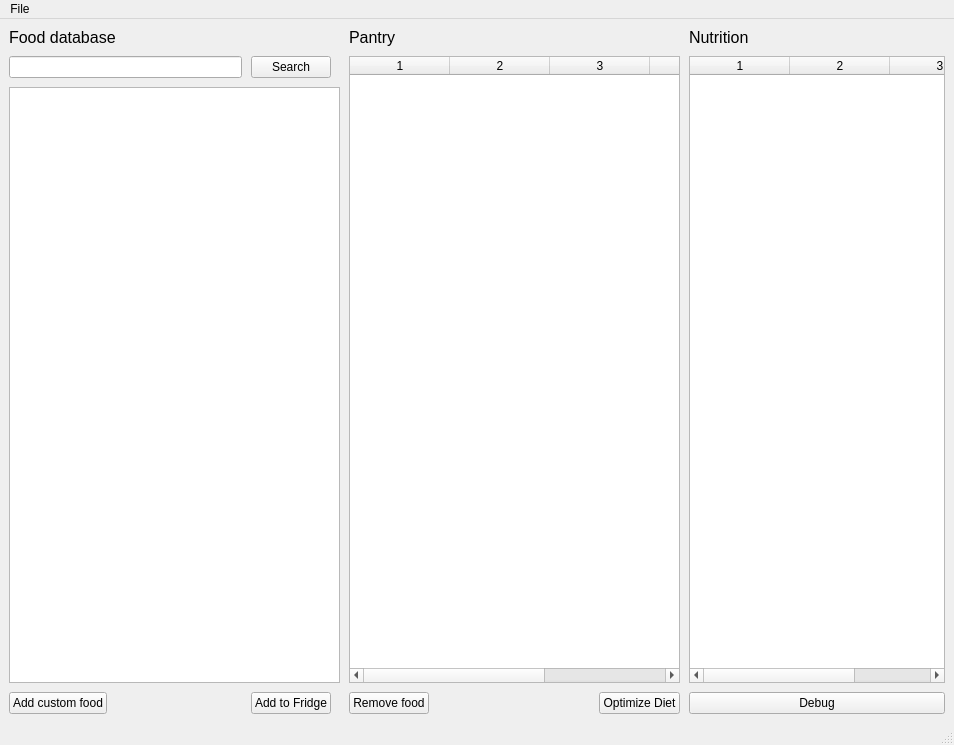
The window that ui_mainwindow.ui (josh-minch/spartan) describes before a commit, drawn with Qt 5.
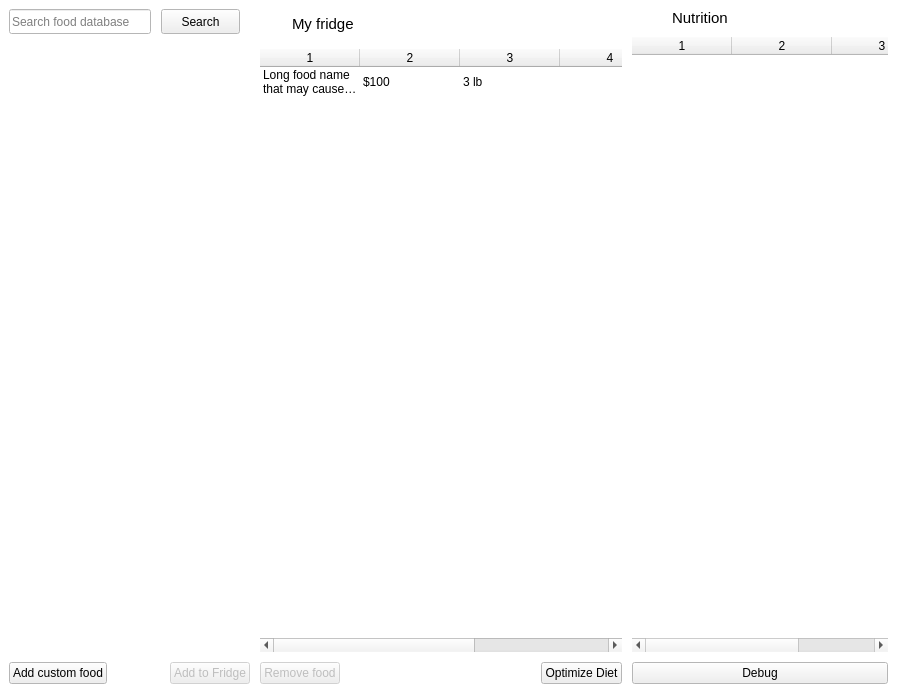
The same window after the commit. Icons and pictures are not drawn. Custom widgets are drawn as their Qt base class.

Commit message: Refresh ui color, layout, button ux

```diff
--- a/ui_mainwindow.ui
+++ b/ui_mainwindow.ui
@@ -6,121 +6,323 @@
    <rect>
     <x>0</x>
     <y>0</y>
-    <width>954</width>
-    <height>745</height>
+    <width>897</width>
+    <height>693</height>
    </rect>
   </property>
+  <property name="palette">
+   <palette>
+    <active>
+     <colorrole role="Window">
+      <brush brushstyle="SolidPattern">
+       <color alpha="255">
+        <red>255</red>
+        <green>255</green>
+        <blue>255</blue>
+       </color>
+      </brush>
+     </colorrole>
+    </active>
+    <inactive>
+     <colorrole role="Window">
+      <brush brushstyle="SolidPattern">
+       <color alpha="255">
+        <red>255</red>
+        <green>255</green>
+        <blue>255</blue>
+       </color>
+      </brush>
+     </colorrole>
+    </inactive>
+    <disabled>
+     <colorrole role="Window">
+      <brush brushstyle="SolidPattern">
+       <color alpha="255">
+        <red>255</red>
+        <green>255</green>
+        <blue>255</blue>
+       </color>
+      </brush>
+     </colorrole>
+    </disabled>
+   </palette>
+  </property>
+  <property name="font">
+   <font>
+    <family>Segoe UI</family>
+    <italic>false</italic>
+   </font>
+  </property>
   <property name="windowTitle">
    <string>Spartan</string>
   </property>
   <property name="windowIcon">
    <iconset>
-    <normaloff>icon_trimmed.png</normaloff>icon_trimmed.png</iconset>
+    <normaloff>images/icon_trimmed.png</normaloff>images/icon_trimmed.png</iconset>
+  </property>
+  <property name="autoFillBackground">
+   <bool>true</bool>
   </property>
   <widget class="QWidget" name="centralwidget">
-   <layout class="QHBoxLayout" name="horizontalLayout" stretch="1,1,0">
+   <property name="autoFillBackground">
+    <bool>true</bool>
+   </property>
+   <layout class="QHBoxLayout" name="horizontalLayout_5" stretch="2,3,0">
     <property name="spacing">
+     <number>10</number>
+    </property>
+    <property name="leftMargin">
      <number>9</number>
     </property>
     <item>
-     <layout class="QVBoxLayout" name="DatabaseLayout">
+     <layout class="QVBoxLayout" name="search_layout">
       <item>
-       <widget class="QLabel" name="DatabaseLabel">
-        <property name="sizePolicy">
-         <sizepolicy hsizetype="Preferred" vsizetype="Preferred">
-          <horstretch>0</horstretch>
-          <verstretch>0</verstretch>
-         </sizepolicy>
-        </property>
-        <property name="font">
-         <font>
-          <family>Segoe UI</family>
-          <pointsize>12</pointsize>
-          <weight>50</weight>
-          <bold>false</bold>
-         </font>
-        </property>
-        <property name="text">
-         <string>Food database</string>
-        </property>
-        <property name="alignment">
-         <set>Qt::AlignLeading|Qt::AlignLeft|Qt::AlignVCenter</set>
-        </property>
-       </widget>
-      </item>
-      <item>
-       <layout class="QGridLayout" name="gridLayout">
-        <item row="4" column="1">
-         <widget class="QPushButton" name="add_custom_food_btn">
-          <property name="text">
-           <string>Add custom food</string>
+       <layout class="QHBoxLayout" name="horizontalLayout_4">
+        <item>
+         <widget class="QLineEdit" name="search_box">
+          <property name="minimumSize">
+           <size>
+            <width>0</width>
+            <height>25</height>
+           </size>
+          </property>
+          <property name="placeholderText">
+           <string>Search food database</string>
           </property>
          </widget>
         </item>
-        <item row="0" column="3">
+        <item>
          <widget class="QPushButton" name="search_btn">
+          <property name="maximumSize">
+           <size>
+            <width>79</width>
+            <height>25</height>
+           </size>
+          </property>
           <property name="text">
            <string>Search</string>
           </property>
          </widget>
         </item>
-        <item row="1" column="1" colspan="4">
-         <widget class="QListWidget" name="search_list">
-          <property name="alternatingRowColors">
+        <item>
+         <spacer name="horizontalSpacer_3">
+          <property name="orientation">
+           <enum>Qt::Horizontal</enum>
+          </property>
+          <property name="sizeType">
+           <enum>QSizePolicy::Fixed</enum>
+          </property>
+          <property name="sizeHint" stdset="0">
+           <size>
+            <width>10</width>
+            <height>20</height>
+           </size>
+          </property>
+         </spacer>
+        </item>
+       </layout>
+      </item>
+      <item>
+       <spacer name="verticalSpacer">
+        <property name="orientation">
+         <enum>Qt::Vertical</enum>
+        </property>
+        <property name="sizeType">
+         <enum>QSizePolicy::Fixed</enum>
+        </property>
+        <property name="sizeHint" stdset="0">
+         <size>
+          <width>20</width>
+          <height>15</height>
+         </size>
+        </property>
+       </spacer>
+      </item>
+      <item>
+       <widget class="QDeselectableListWidget" name="search_list">
+        <property name="frameShape">
+         <enum>QFrame::NoFrame</enum>
+        </property>
+        <property name="editTriggers">
+         <set>QAbstractItemView::DoubleClicked|QAbstractItemView::EditKeyPressed|QAbstractItemView::SelectedClicked</set>
+        </property>
+        <property name="alternatingRowColors">
+         <bool>false</bool>
+        </property>
+        <property name="wordWrap">
+         <bool>true</bool>
+        </property>
+       </widget>
+      </item>
+      <item>
+       <layout class="QHBoxLayout" name="horizontalLayout_2">
+        <item>
+         <widget class="QPushButton" name="add_custom_food_btn">
+          <property name="enabled">
            <bool>true</bool>
           </property>
+          <property name="text">
+           <string>Add custom food</string>
+          </property>
          </widget>
         </item>
-        <item row="4" column="3">
+        <item>
+         <spacer name="horizontalSpacer_4">
+          <property name="orientation">
+           <enum>Qt::Horizontal</enum>
+          </property>
+          <property name="sizeHint" stdset="0">
+           <size>
+            <width>40</width>
+            <height>20</height>
+           </size>
+          </property>
+         </spacer>
+        </item>
+        <item>
          <widget class="QPushButton" name="add_to_fridge_btn">
+          <property name="enabled">
+           <bool>false</bool>
+          </property>
           <property name="text">
            <string>Add to Fridge</string>
           </property>
          </widget>
         </item>
-        <item row="4" column="2">
-         <spacer name="horizontalSpacer">
-          <property name="orientation">
-           <enum>Qt::Horizontal</enum>
-          </property>
-          <property name="sizeType">
-           <enum>QSizePolicy::Expanding</enum>
-          </property>
-          <property name="sizeHint" stdset="0">
-           <size>
-            <width>50</width>
-            <height>20</height>
-           </size>
-          </property>
-         </spacer>
-        </item>
-        <item row="0" column="1" colspan="2">
-         <widget class="QLineEdit" name="search_box"/>
-        </item>
        </layout>
       </item>
      </layout>
     </item>
     <item>
-     <layout class="QVBoxLayout" name="verticalLayout">
-      <property name="sizeConstraint">
-       <enum>QLayout::SetNoConstraint</enum>
-      </property>
+     <layout class="QVBoxLayout" name="fridge_layout">
       <item>
-       <widget class="QLabel" name="FridgeLabel">
-        <property name="font">
-         <font>
-          <family>Segoe UI</family>
-          <pointsize>12</pointsize>
-         </font>
-        </property>
-        <property name="text">
-         <string>Pantry</string>
-        </property>
-       </widget>
+       <layout class="QHBoxLayout" name="horizontalLayout">
+        <item>
+         <widget class="QLabel" name="label">
+          <property name="minimumSize">
+           <size>
+            <width>0</width>
+            <height>30</height>
+           </size>
+          </property>
+          <property name="maximumSize">
+           <size>
+            <width>22</width>
+            <height>30</height>
+           </size>
+          </property>
+          <property name="font">
+           <font>
+            <family>Segoe UI</family>
+            <pointsize>12</pointsize>
+            <italic>false</italic>
+           </font>
+          </property>
+          <property name="text">
+           <string/>
+          </property>
+          <property name="pixmap">
+           <pixmap>images/fridge.png</pixmap>
+          </property>
+          <property name="scaledContents">
+           <bool>false</bool>
+          </property>
+         </widget>
+        </item>
+        <item>
+         <widget class="QLabel" name="label_2">
+          <property name="font">
+           <font>
+            <family>Segoe UI</family>
+            <pointsize>11</pointsize>
+            <italic>false</italic>
+           </font>
+          </property>
+          <property name="text">
+           <string>My fridge</string>
+          </property>
+         </widget>
+        </item>
+       </layout>
       </item>
       <item>
-       <widget class="QTableWidget" name="fridge_table">
+       <widget class="QDeselectableTableWidget" name="fridge_table">
+        <property name="palette">
+         <palette>
+          <active>
+           <colorrole role="Highlight">
+            <brush brushstyle="SolidPattern">
+             <color alpha="255">
+              <red>218</red>
+              <green>236</green>
+              <blue>249</blue>
+             </color>
+            </brush>
+           </colorrole>
+           <colorrole role="HighlightedText">
+            <brush brushstyle="SolidPattern">
+             <color alpha="255">
+              <red>0</red>
+              <green>0</green>
+              <blue>0</blue>
+             </color>
+            </brush>
+           </colorrole>
+          </active>
+          <inactive>
+           <colorrole role="Highlight">
+            <brush brushstyle="SolidPattern">
+             <color alpha="255">
+              <red>218</red>
+              <green>236</green>
+              <blue>249</blue>
+             </color>
+            </brush>
+           </colorrole>
+           <colorrole role="HighlightedText">
+            <brush brushstyle="SolidPattern">
+             <color alpha="255">
+              <red>0</red>
+              <green>0</green>
+              <blue>0</blue>
+             </color>
+            </brush>
+           </colorrole>
+          </inactive>
+          <disabled>
+           <colorrole role="Highlight">
+            <brush brushstyle="SolidPattern">
+             <color alpha="255">
+              <red>0</red>
+              <green>120</green>
+              <blue>215</blue>
+             </color>
+            </brush>
+           </colorrole>
+           <colorrole role="HighlightedText">
+            <brush brushstyle="SolidPattern">
+             <color alpha="255">
+              <red>0</red>
+              <green>0</green>
+              <blue>0</blue>
+             </color>
+            </brush>
+           </colorrole>
+          </disabled>
+         </palette>
+        </property>
+        <property name="styleSheet">
+         <string notr="true">QTableWidget #fridge_table{
+	outline: 0;
+}
+</string>
+        </property>
+        <property name="frameShape">
+         <enum>QFrame::NoFrame</enum>
+        </property>
+        <property name="lineWidth">
+         <number>0</number>
+        </property>
         <property name="alternatingRowColors">
          <bool>true</bool>
         </property>
@@ -131,7 +333,7 @@
          <enum>Qt::SolidLine</enum>
         </property>
         <property name="rowCount">
-         <number>0</number>
+         <number>1</number>
         </property>
         <property name="columnCount">
          <number>5</number>
@@ -151,11 +353,31 @@
         <attribute name="verticalHeaderVisible">
          <bool>false</bool>
         </attribute>
+        <row>
+         <property name="text">
+          <string>sampleb</string>
+         </property>
+        </row>
         <column/>
         <column/>
         <column/>
         <column/>
         <column/>
+        <item row="0" column="0">
+         <property name="text">
+          <string>Long food name that may cause word wrap</string>
+         </property>
+        </item>
+        <item row="0" column="1">
+         <property name="text">
+          <string>$100</string>
+         </property>
+        </item>
+        <item row="0" column="2">
+         <property name="text">
+          <string>3 lb</string>
+         </property>
+        </item>
        </widget>
       </item>
       <item>
@@ -175,6 +397,9 @@
         </item>
         <item row="0" column="0">
          <widget class="QPushButton" name="remove_btn">
+          <property name="enabled">
+           <bool>false</bool>
+          </property>
           <property name="text">
            <string>Remove food</string>
           </property>
@@ -182,6 +407,9 @@
         </item>
         <item row="0" column="2">
          <widget class="QPushButton" name="optimize_btn">
+          <property name="styleSheet">
+           <string notr="true"/>
+          </property>
           <property name="text">
            <string>Optimize Diet</string>
           </property>
@@ -192,22 +420,134 @@
      </layout>
     </item>
     <item>
-     <layout class="QVBoxLayout" name="verticalLayout_2">
-      <item alignment="Qt::AlignLeft">
-       <widget class="QLabel" name="nutrition_label">
-        <property name="font">
-         <font>
-          <family>Segoe UI</family>
-          <pointsize>12</pointsize>
-         </font>
-        </property>
-        <property name="text">
-         <string>Nutrition</string>
-        </property>
-       </widget>
+     <layout class="QGridLayout" name="nutrition_layout">
+      <item row="0" column="0">
+       <layout class="QHBoxLayout" name="horizontalLayout_3">
+        <item>
+         <widget class="QLabel" name="label_8">
+          <property name="maximumSize">
+           <size>
+            <width>30</width>
+            <height>30</height>
+           </size>
+          </property>
+          <property name="text">
+           <string/>
+          </property>
+          <property name="pixmap">
+           <pixmap>images/nutrition.png</pixmap>
+          </property>
+         </widget>
+        </item>
+        <item>
+         <widget class="QLabel" name="label_7">
+          <property name="font">
+           <font>
+            <family>Segoe UI</family>
+            <pointsize>11</pointsize>
+            <italic>false</italic>
+           </font>
+          </property>
+          <property name="autoFillBackground">
+           <bool>false</bool>
+          </property>
+          <property name="text">
+           <string>Nutrition</string>
+          </property>
+         </widget>
+        </item>
+       </layout>
       </item>
-      <item>
-       <widget class="QTableWidget" name="nutrition_table">
+      <item row="1" column="0">
+       <widget class="QDeselectableTableWidget" name="nutrition_table">
+        <property name="sizePolicy">
+         <sizepolicy hsizetype="Fixed" vsizetype="Expanding">
+          <horstretch>0</horstretch>
+          <verstretch>0</verstretch>
+         </sizepolicy>
+        </property>
+        <property name="minimumSize">
+         <size>
+          <width>0</width>
+          <height>0</height>
+         </size>
+        </property>
+        <property name="palette">
+         <palette>
+          <active>
+           <colorrole role="Highlight">
+            <brush brushstyle="SolidPattern">
+             <color alpha="255">
+              <red>218</red>
+              <green>236</green>
+              <blue>249</blue>
+             </color>
+            </brush>
+           </colorrole>
+           <colorrole role="HighlightedText">
+            <brush brushstyle="SolidPattern">
+             <color alpha="255">
+              <red>0</red>
+              <green>0</green>
+              <blue>0</blue>
+             </color>
+            </brush>
+           </colorrole>
+          </active>
+          <inactive>
+           <colorrole role="Highlight">
+            <brush brushstyle="SolidPattern">
+             <color alpha="255">
+              <red>218</red>
+              <green>236</green>
+              <blue>249</blue>
+             </color>
+            </brush>
+           </colorrole>
+           <colorrole role="HighlightedText">
+            <brush brushstyle="SolidPattern">
+             <color alpha="255">
+              <red>0</red>
+              <green>0</green>
+              <blue>0</blue>
+             </color>
+            </brush>
+           </colorrole>
+          </inactive>
+          <disabled>
+           <colorrole role="Highlight">
+            <brush brushstyle="SolidPattern">
+             <color alpha="255">
+              <red>0</red>
+              <green>120</green>
+              <blue>215</blue>
+             </color>
+            </brush>
+           </colorrole>
+           <colorrole role="HighlightedText">
+            <brush brushstyle="SolidPattern">
+             <color alpha="255">
+              <red>0</red>
+              <green>0</green>
+              <blue>0</blue>
+             </color>
+            </brush>
+           </colorrole>
+          </disabled>
+         </palette>
+        </property>
+        <property name="frameShape">
+         <enum>QFrame::NoFrame</enum>
+        </property>
+        <property name="alternatingRowColors">
+         <bool>false</bool>
+        </property>
+        <property name="selectionBehavior">
+         <enum>QAbstractItemView::SelectRows</enum>
+        </property>
+        <property name="showGrid">
+         <bool>false</bool>
+        </property>
         <property name="columnCount">
          <number>3</number>
         </property>
@@ -228,8 +568,14 @@
         <column/>
        </widget>
       </item>
-      <item>
+      <item row="2" column="0">
        <widget class="QPushButton" name="debug_btn">
+        <property name="sizePolicy">
+         <sizepolicy hsizetype="Expanding" vsizetype="Fixed">
+          <horstretch>0</horstretch>
+          <verstretch>0</verstretch>
+         </sizepolicy>
+        </property>
         <property name="text">
          <string>Debug</string>
         </property>
@@ -239,30 +585,24 @@
     </item>
    </layout>
   </widget>
-  <widget class="QMenuBar" name="menubar">
-   <property name="geometry">
-    <rect>
-     <x>0</x>
-     <y>0</y>
-     <width>954</width>
-     <height>21</height>
-    </rect>
-   </property>
-   <widget class="QMenu" name="menuFile">
-    <property name="title">
-     <string>File</string>
-    </property>
-    <addaction name="actionSettings"/>
-   </widget>
-   <addaction name="menuFile"/>
-  </widget>
-  <widget class="QStatusBar" name="statusbar"/>
   <action name="actionSettings">
    <property name="text">
     <string>Settings</string>
    </property>
   </action>
  </widget>
+ <customwidgets>
+  <customwidget>
+   <class>QDeselectableListWidget</class>
+   <extends>QListWidget</extends>
+   <header>qdeselectable_list_widget.h</header>
+  </customwidget>
+  <customwidget>
+   <class>QDeselectableTableWidget</class>
+   <extends>QTableWidget</extends>
+   <header>qdeselectable_table_widget.h</header>
+  </customwidget>
+ </customwidgets>
  <resources/>
  <connections/>
 </ui>
```
Left out of the diff: 12 changed lines with no effect on the pictures. The commit also changes 3 other files.
